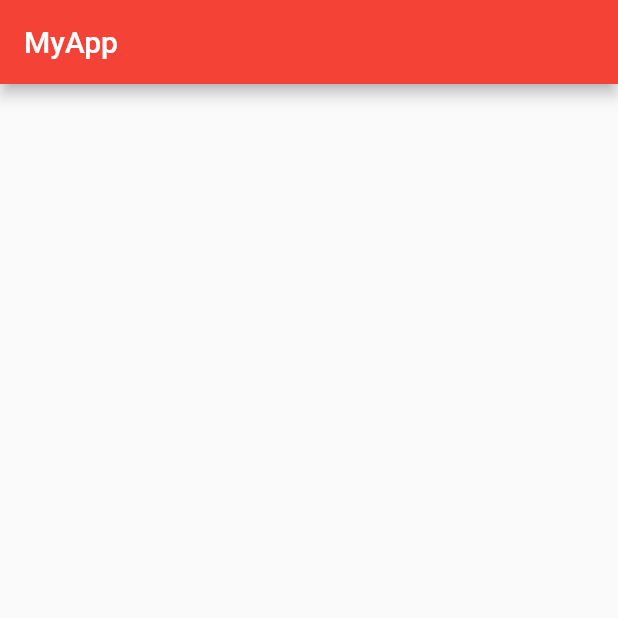
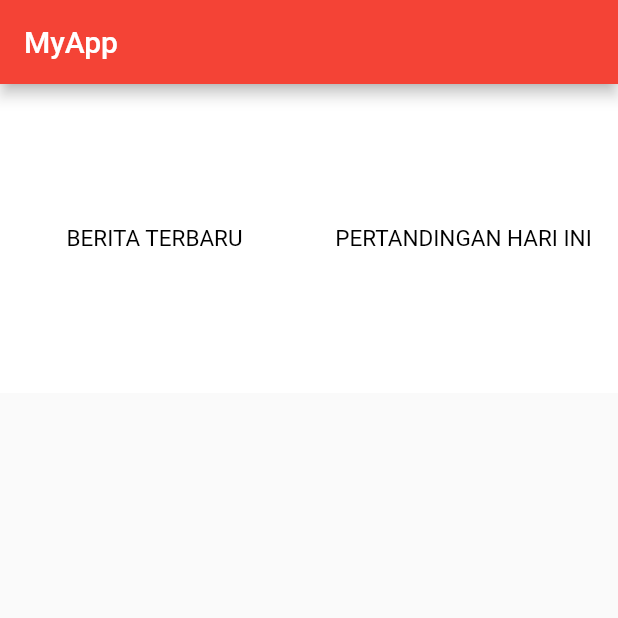
Before and after one commit to polinema-mobile/praktikum-02-layout-web-bola-Yurischaays15, a Flutter app: the screen it shows after launch, on a phone screen of 412 x 824 dp, the top half of it. Run offline on Flutter 3.47's test engine with Material 2 defaults, Android fonts, the phone set to English and light mode, and no system bars.

Commit message:
Menambah Widget Berita Terbaru

```diff
--- a/lib/main.dart
+++ b/lib/main.dart
@@ -12,9 +12,28 @@ class MyApp extends StatelessWidget {
       home: Scaffold(
         appBar: AppBar(
           backgroundColor: Colors.red,
-          title: Text("MyApp")
-        )
-      )
+          title: Text("MyApp")),
+          body: GridView.count(
+            crossAxisCount:2,
+            children: <Widget> [
+            Container(
+            color: Colors.white,
+            alignment: Alignment.center,
+            child: Text("BERITA TERBARU", style: TextStyle(fontSize:15, color: Colors.black)
+            ),
+            ),
+            Container(
+            color: Colors.white,
+            alignment: Alignment.center,
+            child: Text("PERTANDINGAN HARI INI", style: TextStyle(fontSize:15, color: Colors.black)
+            ),
+            ),
+            SizedBox(
+                width: 5,
+            ),
+            ]
+        ),
+      ),
     );
   }
 }
```
